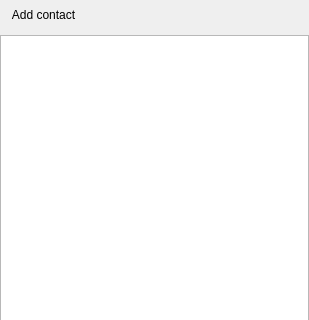
First picture: the form in main-widget.ui, repository KDE/ktp-contact-list, before the edit; both pictures show x 0 to 309 and y 0 to 320 of the 309 by 591 pixel window.
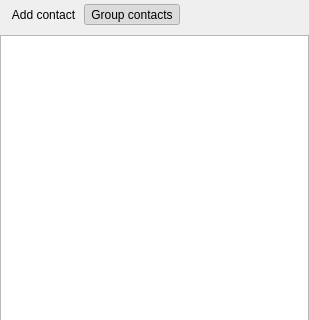
Second picture: the form after the edit.

Commit message: Add a toolbar action to switch from grouped model to sorted model

```diff
--- a/main-widget.ui
+++ b/main-widget.ui
@@ -23,6 +23,7 @@
       <enum>Qt::ToolButtonTextBesideIcon</enum>
      </property>
      <addaction name="m_actionAdd_contact"/>
+     <addaction name="m_actionGroup_contacts"/>
     </widget>
    </item>
    <item>
@@ -34,6 +35,17 @@
     <string>Add contact</string>
    </property>
   </action>
+  <action name="m_actionGroup_contacts">
+   <property name="checkable">
+    <bool>true</bool>
+   </property>
+   <property name="checked">
+    <bool>true</bool>
+   </property>
+   <property name="text">
+    <string>Group contacts</string>
+   </property>
+  </action>
  </widget>
  <resources/>
  <connections/>
```
The commit also changes 2 other files.
